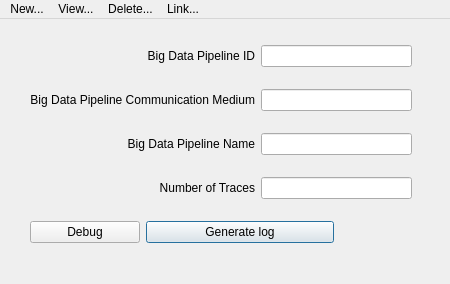
d-benvenuti/xes-refmodel-pipeline-generator, file ui/main_window.ui: the form before one commit.
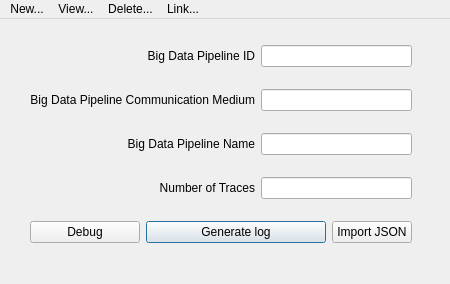
The form after the commit.

Commit message: Started introducing the import json functionality and fixed json generation

```diff
--- a/ui/main_window.ui
+++ b/ui/main_window.ui
@@ -17,7 +17,7 @@
    <string>Ref Model XES Generator</string>
   </property>
   <widget class="QWidget" name="centralwidget">
-   <widget class="QWidget" name="">
+   <widget class="QWidget" name="layoutWidget">
     <property name="geometry">
      <rect>
       <x>30</x>
@@ -118,6 +118,13 @@
        </property>
       </widget>
      </item>
+     <item row="4" column="3">
+      <widget class="QPushButton" name="importButton">
+       <property name="text">
+        <string>Import JSON</string>
+       </property>
+      </widget>
+     </item>
     </layout>
    </widget>
   </widget>
```
The commit also changes 9 other files.
